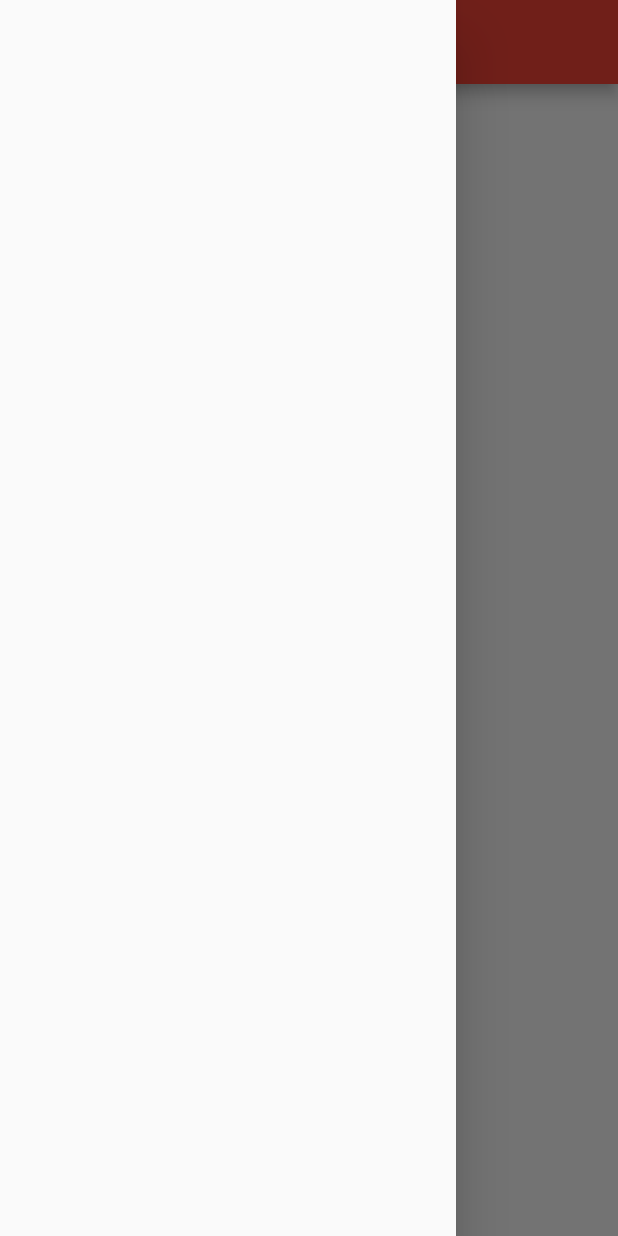
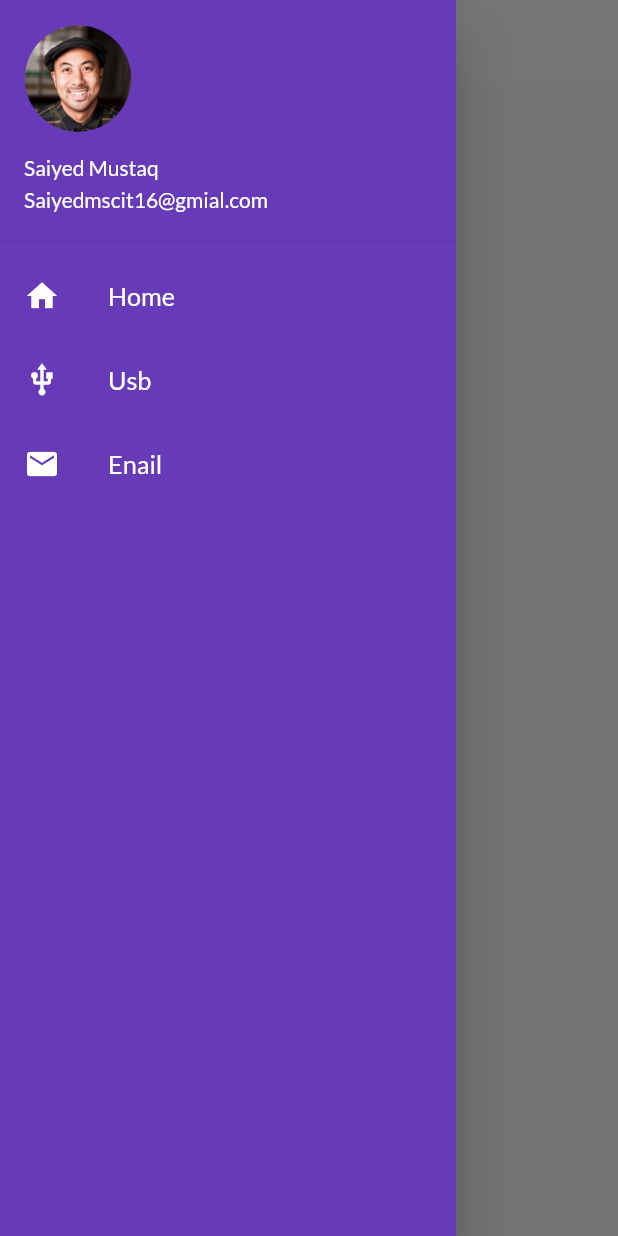
Before and after one commit to SaiyedMustaq/30day-Flutter, a Flutter app: the HomePage screen opened by its route, with the side drawer open, on a phone screen of 412 x 824 dp. Run offline on Flutter 3.47's test engine with Material 2 defaults, Android fonts, the phone set to English and light mode, and no system bars; our stand-ins replace google_fonts.

Commit message:
Theme Generate

```diff
--- a/lib/main.dart
+++ b/lib/main.dart
@@ -1,6 +1,7 @@
 import 'package:flutter/material.dart';
 import 'package:pavan_kumar_flutter_30_days/pages/login_page.dart';
 import 'package:pavan_kumar_flutter_30_days/utils/routs.dart';
+import 'package:pavan_kumar_flutter_30_days/widget/themes.dart';
 import 'pages/home_page.dart';
 import 'package:google_fonts/google_fonts.dart';
 
@@ -15,15 +16,10 @@ class MyApp extends StatelessWidget {
     bringVegitables(isHave: true);
     return MaterialApp(
       themeMode: ThemeMode.system,
-      darkTheme: ThemeData(
-        primarySwatch: Colors.blueGrey,
-        fontFamily: GoogleFonts.lato().fontFamily,
-      ),
       debugShowCheckedModeBanner: false,
       title: 'Flutter Demo',
-      theme: ThemeData(
-        primarySwatch: Colors.red,
-      ),
+      theme: MyThemed.lightthemeData(context),
+      darkTheme: MyThemed.darkthemeData(context),
       initialRoute: "/login",
       routes: {
         MyRousts.homeRoute: (context) => HomePage(),
--- a/lib/pages/home_page.dart
+++ b/lib/pages/home_page.dart
@@ -1,13 +1,8 @@
 import 'package:flutter/material.dart';
+import 'package:pavan_kumar_flutter_30_days/widget/drawer.dart';
 
 // ignore: must_be_immutable
 class HomePage extends StatelessWidget {
-  int days = 25;
-  double day = 22;
-  String name = "Saiyed";
-  num data = 12.3; //contain both int double
-  var daya = "Tuesday"; // all type of variable
-  static const double pi = 3.14;
   @override
   Widget build(BuildContext contgitext) {
     return Scaffold(
@@ -16,14 +11,14 @@ class HomePage extends StatelessWidget {
       ),
       body: Center(
         child: Text(
-          'Welcome to $day Days of flutter  $name',
+          'Welcome to 30 Day Flutter  ',
           style: TextStyle(
             fontSize: 10,
             color: Colors.black,
           ),
         ),
       ),
-      drawer: Drawer(),
+      drawer: MyDrawer(),
     );
   }
 }
--- a/lib/pages/login_page.dart
+++ b/lib/pages/login_page.dart
@@ -29,13 +29,11 @@ class _LoginPageState extends State<LoginPage> {
   Widget build(BuildContext context) {
     return Material(
       color: Colors.white,
+      child: SingleChildScrollView(
         child: Form(
           key: _formKey,
           child: Column(
             children: [
-            SizedBox(
-              height: 20,
-            ),
               Image.asset(
                 'assets/image/login_image.png',
                 fit: BoxFit.cover,
@@ -98,7 +96,8 @@ class _LoginPageState extends State<LoginPage> {
                       height: 40,
                     ),
                     Material(
-                    borderRadius: BorderRadius.circular(changeButton ? 50 : 8),
+                      borderRadius:
+                          BorderRadius.circular(changeButton ? 50 : 8),
                       color: Colors.deepPurple,
                       child: InkWell(
                         onTap: () => moveToHome(context),
@@ -131,6 +130,7 @@ class _LoginPageState extends State<LoginPage> {
             ],
           ),
         ),
+      ),
     );
   }
 }
--- /dev/null
+++ b/lib/widget/drawer.dart
@@ -0,0 +1,61 @@
+import 'package:flutter/material.dart';
+
+class MyDrawer extends StatelessWidget {
+  @override
+  Widget build(BuildContext context) {
+    return Drawer(
+      child: Container(
+        color: Colors.deepPurple,
+        child: ListView(
+          padding: EdgeInsets.zero,
+          children: [
+            DrawerHeader(
+              decoration: BoxDecoration(color: Colors.deepPurple),
+              padding: EdgeInsets.zero,
+              child: UserAccountsDrawerHeader(
+                accountName: Text('Saiyed Mustaq'),
+                accountEmail: Text('Saiyedmscit16@gmial.com'),
+                currentAccountPicture:
+                    Image.asset('assets/image/profile_circle.png'),
+                margin: EdgeInsets.zero,
+              ),
+            ),
+            ListTile(
+              leading: Icon(
+                Icons.home,
+                color: Colors.white,
+              ),
+              title: Text(
+                'Home',
+                textScaleFactor: 1.2,
+                style: TextStyle(color: Colors.white),
+              ),
+            ),
+            ListTile(
+              leading: Icon(
+                Icons.usb,
+                color: Colors.white,
+              ),
+              title: Text(
+                'Usb',
+                textScaleFactor: 1.2,
+                style: TextStyle(color: Colors.white),
+              ),
+            ),
+            ListTile(
+              leading: Icon(
+                Icons.email,
+                color: Colors.white,
+              ),
+              title: Text(
+                'Enail',
+                textScaleFactor: 1.2,
+                style: TextStyle(color: Colors.white),
+              ),
+            )
+          ],
+        ),
+      ),
+    );
+  }
+}
--- /dev/null
+++ b/lib/widget/themes.dart
@@ -0,0 +1,17 @@
+import 'package:flutter/material.dart';
+import 'package:google_fonts/google_fonts.dart';
+
+class MyThemed {
+  static ThemeData lightthemeData(BuildContext context) => ThemeData(
+        primarySwatch: Colors.deepPurple,
+        fontFamily: GoogleFonts.lato().fontFamily,
+        appBarTheme: AppBarTheme(
+            color: Colors.white,
+            elevation: 0,
+            iconTheme: IconThemeData(color: Colors.black),
+            textTheme: Theme.of(context).textTheme),
+      );
+
+  static ThemeData darkthemeData(BuildContext context) =>
+      ThemeData(brightness: Brightness.dark);
+}
```
Also changed, not shown: assets/image/profile_circle.png (added). Lines whose indentation alone changed are shown as unchanged.
